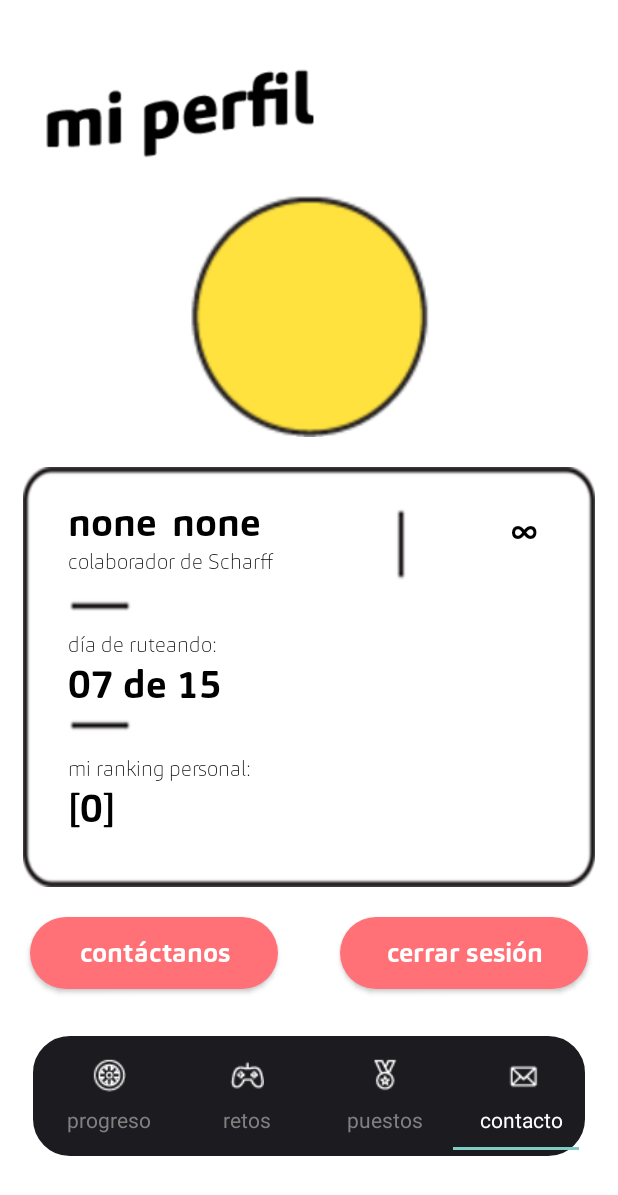
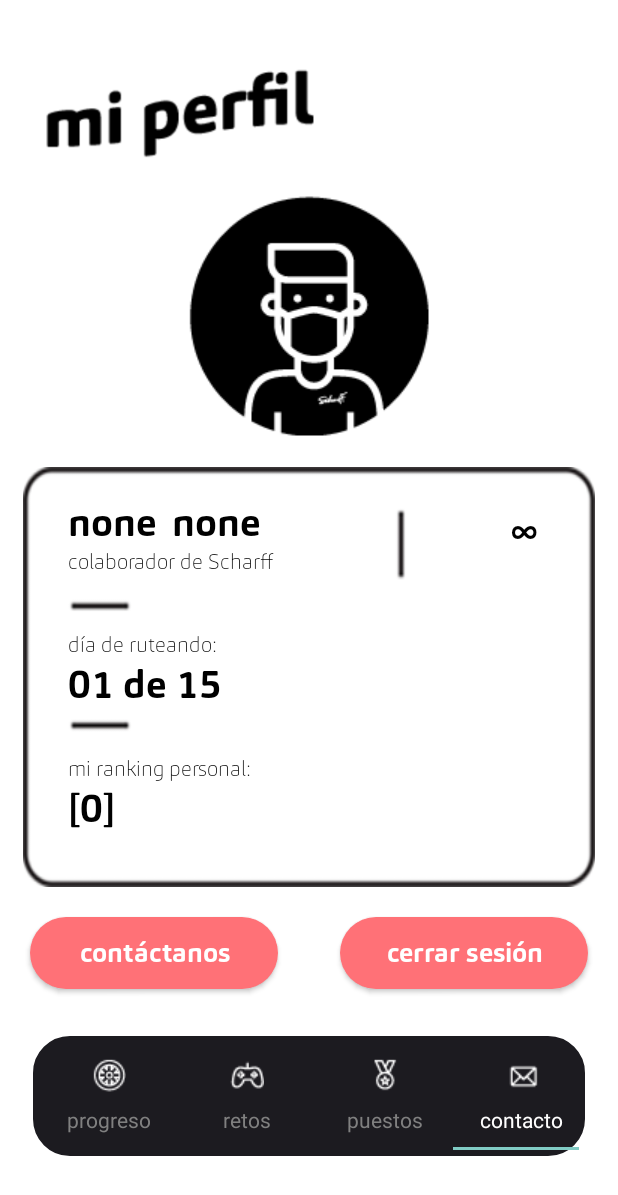
Before and after one commit to JuanHervasV/RuteandoApp, an Android app: the fragment Retos placed in its activity, item 4 of the bottom bar chosen, on a phone screen of 412 x 824 dp. Shown: the top 1195 px of the screen. Run offline under Robolectric (Android 15) with nearby library versions, the phone set to English and light mode, and no system bars; our stand-ins replace Picasso; pictures from the network do not load; Roboto replaces fonts that are not available here; 2 statements that could not run were skipped.

Commit message:
15/10 Todo funcional - PlayStore

```diff
--- a/app/build.gradle
+++ b/app/build.gradle
@@ -9,8 +9,8 @@
         applicationId "com.JH.ruteandoapp"
         minSdkVersion 16
         targetSdkVersion 29
-        versionCode 3
-        versionName "3.0"
+        versionCode 4
+        versionName "4.0"
 
         testInstrumentationRunner "androidx.test.runner.AndroidJUnitRunner"
     }
--- a/app/src/main/AndroidManifest.xml
+++ b/app/src/main/AndroidManifest.xml
@@ -12,7 +12,7 @@
 
     <application
         android:allowBackup="true"
-        android:icon="@drawable/ruteando_scharff"
+        android:icon="@drawable/web_hi_res_512"
         android:label="@string/app_name"
         android:roundIcon="@drawable/ruteando_scharff"
         android:supportsRtl="true"
--- a/app/src/main/java/com/example/ruteandoapp/Controlador/Salir.java
+++ b/app/src/main/java/com/example/ruteandoapp/Controlador/Salir.java
@@ -99,10 +99,6 @@
         rankingUsu = view.findViewById(R.id.RankingUsuarioS);
         salir = getActivity().findViewById(R.id.salir);
         contactar = getActivity().findViewById(R.id.contactos);
-
-
-
-
 
         Retrofit retrofit = new Retrofit.Builder()
                 .baseUrl("http://200.37.50.53/ApiRuteando/api/")
--- a/app/src/main/res/layout/fragment_salir.xml
+++ b/app/src/main/res/layout/fragment_salir.xml
@@ -35,9 +35,9 @@
 
         <ImageView
             android:id="@+id/imgcolaborador"
-            android:layout_width="190dp"
-            android:layout_height="161dp"
-            android:background="@drawable/fotoperfil"
+            android:layout_width="wrap_content"
+            android:layout_height="wrap_content"
+            android:background="@drawable/avatarfina"
             android:layout_centerHorizontal="true"></ImageView>
 
 
@@ -115,7 +115,7 @@
             android:layout_marginLeft="30dp"
             android:fontFamily="@font/carnasbold"
             android:paddingEnd="10dp"
-            android:text="07 de 15"
+            android:text="01 de 15"
             android:textColor="@color/black"
             android:textSize="26dp"
 
```
Also changed, not shown: app/src/main/java/com/example/ruteandoapp/Controlador/Retos.java (+11 -4 lines), app/src/main/res/drawable-v24/avatarfina.png (added), app/src/main/res/drawable-xxhdpi/web_hi_res_512.png (added).
